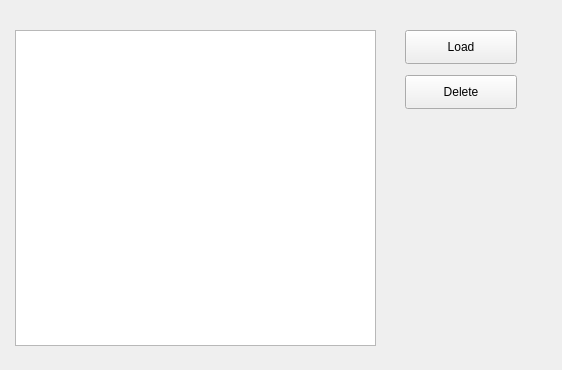
This is UI/tablelist.ui in harin0224/time-table as Qt 5 draws it before an edit. The edited form follows.
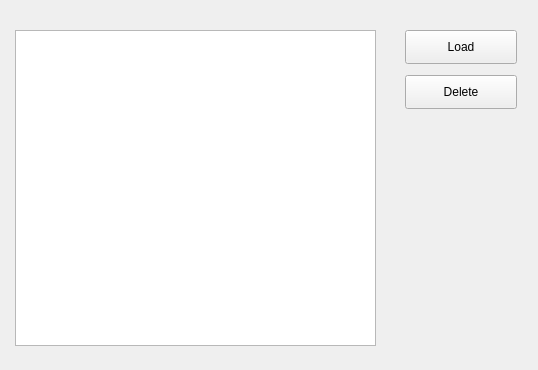
This is the edited form.

Commit message: add timetable features and change QWidget to QDialog

What changed in the file:
```diff
--- a/UI/tablelist.ui
+++ b/UI/tablelist.ui
@@ -6,7 +6,7 @@
    <rect>
     <x>0</x>
     <y>0</y>
-    <width>562</width>
+    <width>538</width>
     <height>370</height>
    </rect>
   </property>
```
The commit also changes 2 other files.
